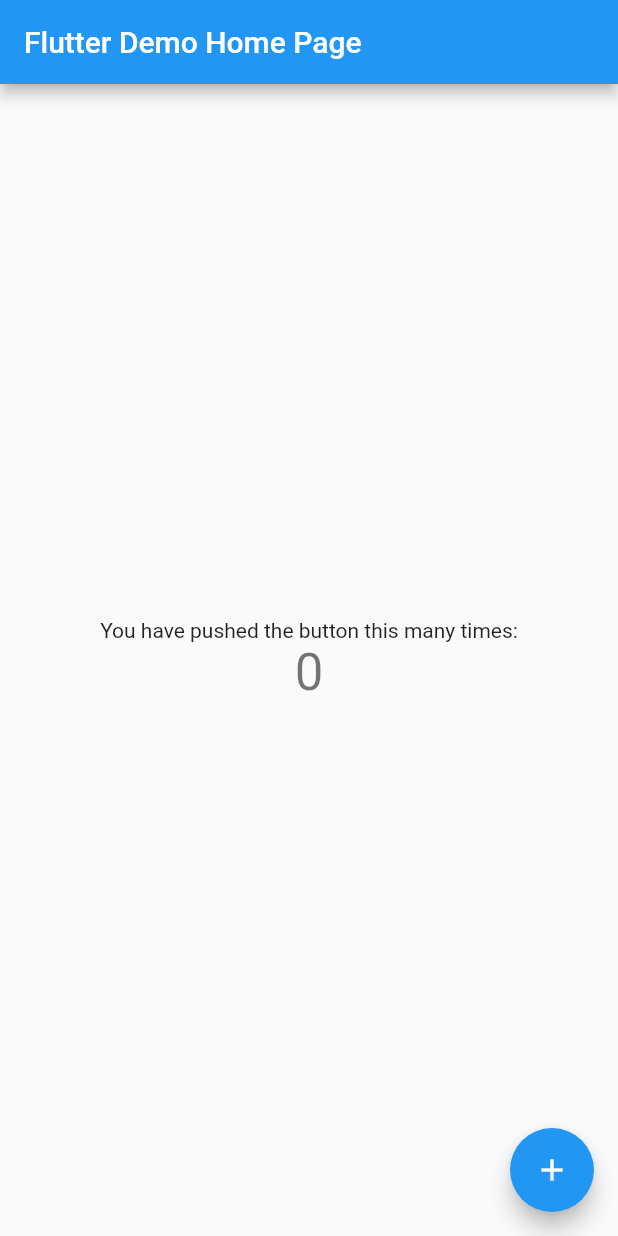
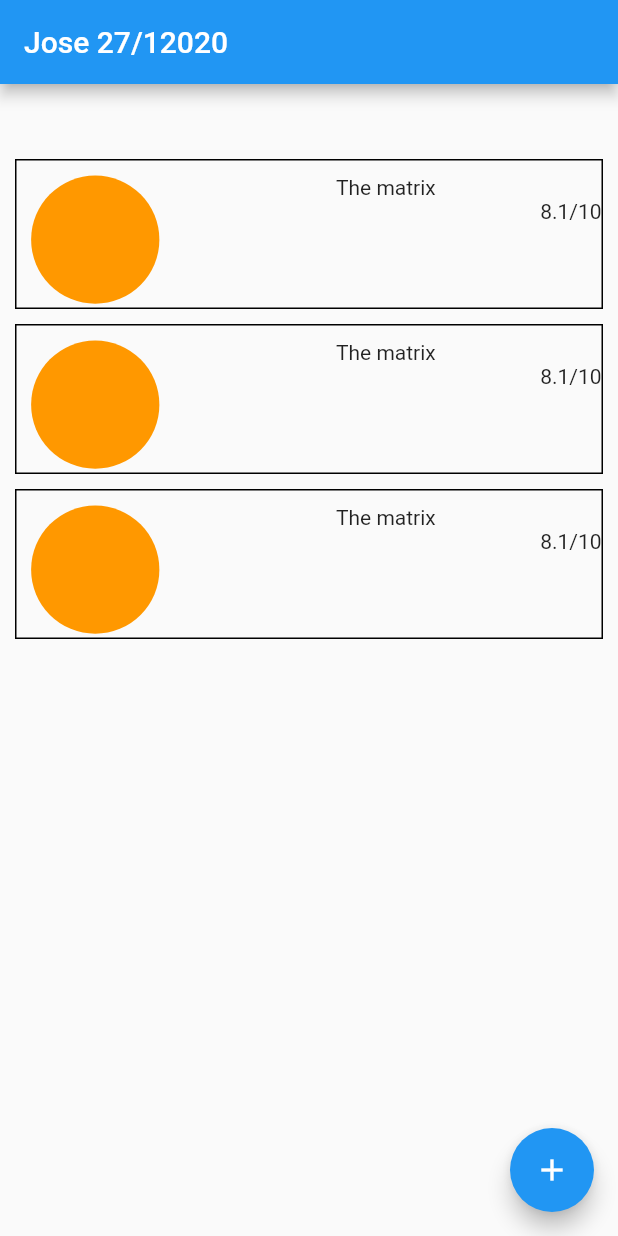
Before and after one commit to SotoArmando/app_moviedb, a Flutter app: the screen it shows after launch, on a phone screen of 412 x 824 dp. Run offline on Flutter 3.47's test engine with Material 2 defaults, Android fonts, the phone set to English and light mode, and no system bars.

Commit message:
Added preview component approach

```diff
--- a/themoviedb/lib/main.dart
+++ b/themoviedb/lib/main.dart
@@ -7,39 +7,20 @@ void main() {
 class MyApp extends StatelessWidget {
   const MyApp({Key? key}) : super(key: key);
 
-  // This widget is the root of your application.
   @override
   Widget build(BuildContext context) {
     return MaterialApp(
       title: 'Flutter Demo',
       theme: ThemeData(
-        // This is the theme of your application.
-        //
-        // Try running your application with "flutter run". You'll see the
-        // application has a blue toolbar. Then, without quitting the app, try
-        // changing the primarySwatch below to Colors.green and then invoke
-        // "hot reload" (press "r" in the console where you ran "flutter run",
-        // or simply save your changes to "hot reload" in a Flutter IDE).
-        // Notice that the counter didn't reset back to zero; the application
-        // is not restarted.
         primarySwatch: Colors.blue,
       ),
-      home: const MyHomePage(title: 'Flutter Demo Home Page'),
+      home: const MyHomePage(title: 'Jose 27/12020'),
     );
   }
 }
 
 class MyHomePage extends StatefulWidget {
   const MyHomePage({Key? key, required this.title}) : super(key: key);
-
-  // This widget is the home page of your application. It is stateful, meaning
-  // that it has a State object (defined below) that contains fields that affect
-  // how it looks.
-
-  // This class is the configuration for the state. It holds the values (in this
-  // case the title) provided by the parent (in this case the App widget) and
-  // used by the build method of the State. Fields in a Widget subclass are
-  // always marked "final".
 
   final String title;
 
@@ -52,64 +33,64 @@ class _MyHomePageState extends State<MyHomePage> {
 
   void _incrementCounter() {
     setState(() {
-      // This call to setState tells the Flutter framework that something has
-      // changed in this State, which causes it to rerun the build method below
-      // so that the display can reflect the updated values. If we changed
-      // _counter without calling setState(), then the build method would not be
-      // called again, and so nothing would appear to happen.
       _counter++;
     });
   }
 
   @override
   Widget build(BuildContext context) {
-    // This method is rerun every time setState is called, for instance as done
-    // by the _incrementCounter method above.
-    //
-    // The Flutter framework has been optimized to make rerunning build methods
-    // fast, so that you can just rebuild anything that needs updating rather
-    // than having to individually change instances of widgets.
     return Scaffold(
         appBar: AppBar(
-        // Here we take the value from the MyHomePage object that was created by
-        // the App.build method, and use it to set our appbar title.
           title: Text(widget.title),
         ),
-      body: Center(
-        // Center is a layout widget. It takes a single child and positions it
-        // in the middle of the parent.
+        body: SingleChildScrollView(
+          child: Container(
+            padding: EdgeInsets.symmetric(horizontal: 10, vertical: 50),
             child: Column(
-          // Column is also a layout widget. It takes a list of children and
-          // arranges them vertically. By default, it sizes itself to fit its
-          // children horizontally, and tries to be as tall as its parent.
-          //
-          // Invoke "debug painting" (press "p" in the console, choose the
-          // "Toggle Debug Paint" action from the Flutter Inspector in Android
-          // Studio, or the "Toggle Debug Paint" command in Visual Studio Code)
-          // to see the wireframe for each widget.
-          //
-          // Column has various properties to control how it sizes itself and
-          // how it positions its children. Here we use mainAxisAlignment to
-          // center the children vertically; the main axis here is the vertical
-          // axis because Columns are vertical (the cross axis would be
-          // horizontal).
-          mainAxisAlignment: MainAxisAlignment.center,
-          children: <Widget>[
-            const Text(
-              'You have pushed the button this many times:',
+              children: [
+                for (var i in [1, 2, 3])
+                  Container(
+                    margin: EdgeInsets.only(bottom: 10),
+                    alignment: Alignment.center,
+                    decoration: BoxDecoration(
+                        border: Border.all(width: 1, color: Colors.black)),
+                    padding: EdgeInsets.only(top: 10, bottom: 2.5, left: 2.5),
+                    height: 100,
+                    child: Row(
+                      children: [
+                        Container(
+                          height: 100,
+                          width: 100,
+                          decoration: BoxDecoration(
+                              color: Colors.orange, shape: BoxShape.circle),
+                        ),
+                        Expanded(
+                          flex: 2,
+                          child: Column(
+                            crossAxisAlignment: CrossAxisAlignment.stretch,
+                            children: [
+                              Text(
+                                'The matrix',
+                                textAlign: TextAlign.center,
                               ),
                               Text(
-              '$_counter',
-              style: Theme.of(context).textTheme.headline4,
+                                '8.1/10',
+                                textAlign: TextAlign.end,
                               ),
                             ],
+                          ),
+                        )
+                      ],
+                    ),
+                  )
+              ],
+            ),
           ),
         ),
         floatingActionButton: FloatingActionButton(
           onPressed: _incrementCounter,
           tooltip: 'Increment',
           child: const Icon(Icons.add),
-      ), // This trailing comma makes auto-formatting nicer for build methods.
-    );
+        ));
   }
 }
```
Lines whose indentation alone changed are shown as unchanged.
